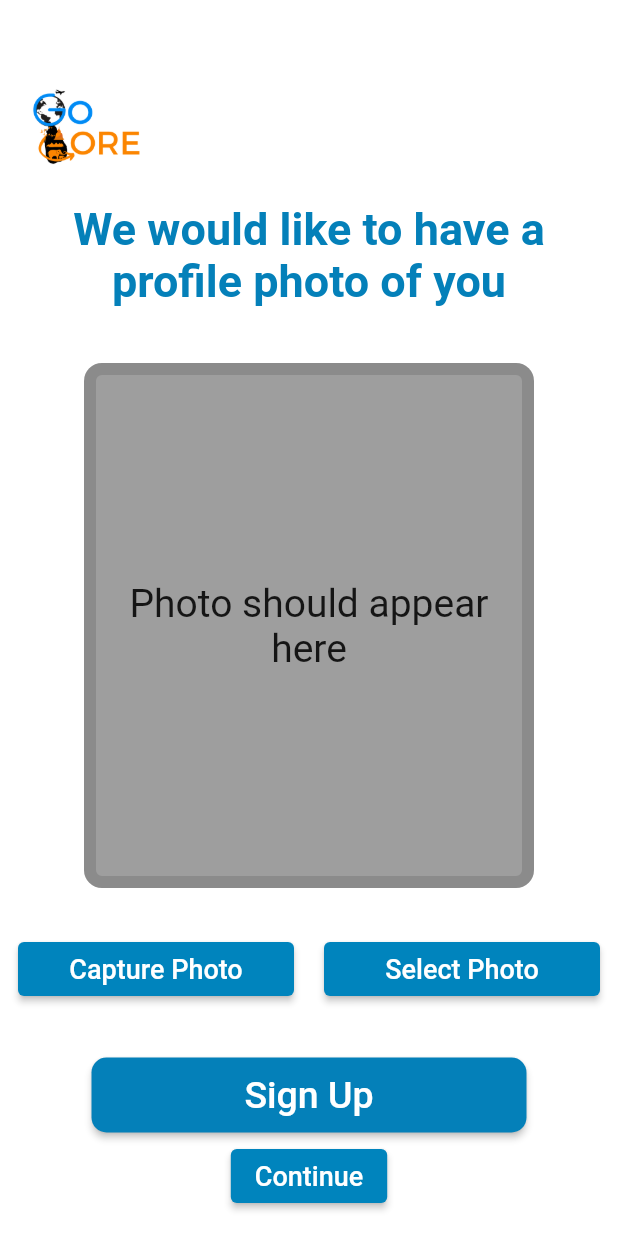
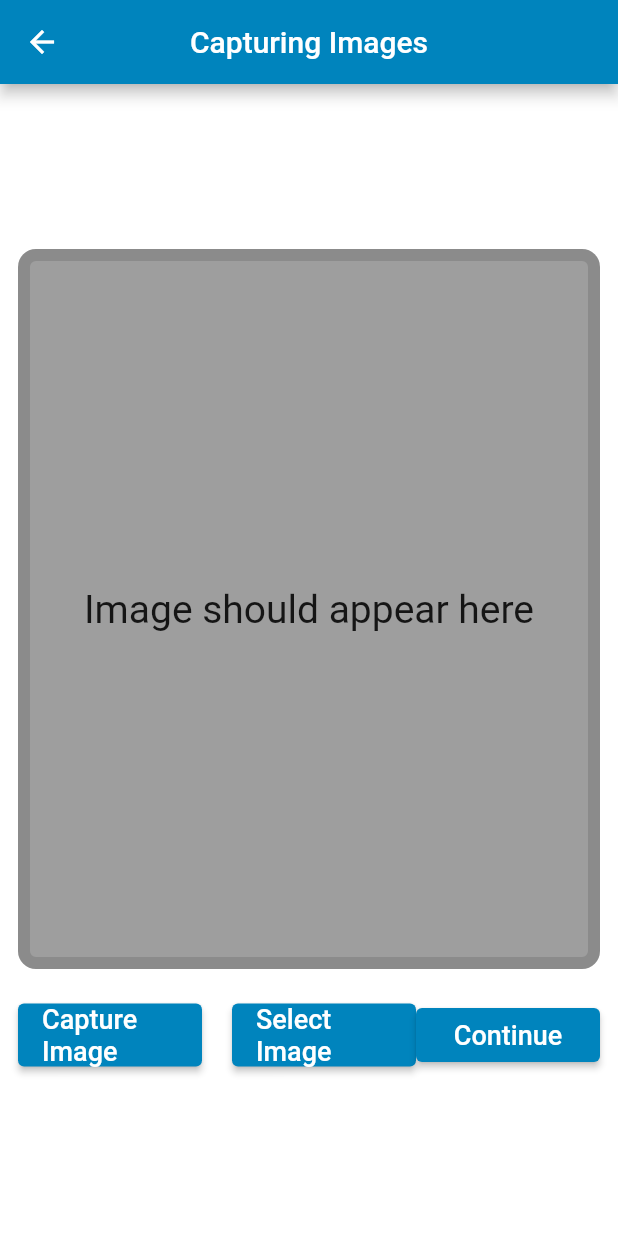
Before and after one commit to GoCoreUCSC/guide-frontend, a Flutter app: the Home screen opened directly with empty values, on a phone screen of 412 x 824 dp. Run offline on Flutter 3.47's test engine with Material 2 defaults, Android fonts, the phone set to English and light mode, and no system bars; our stand-ins replace camera, dio, flutter_svg, fluttertoast, google_fonts, image_picker and 2 more; missing offline and left inert: cloudinary_public, cunning_document_scanner, dart:ffi.

Commit message:
update camera.dart (#11)
* add changes

* add document-upload

* update camera.dart

```diff
--- a/lib/camera.dart
+++ b/lib/camera.dart
@@ -1,7 +1,6 @@
 import 'dart:io';
 import 'package:guide_frontend/document.dart';
 import 'package:guide_frontend/signin.dart';
-import 'package:guide_frontend/welcome_screen.dart';
 import 'package:path/path.dart';
 import 'package:http/http.dart' as http;
 import 'dart:convert';
@@ -38,46 +37,19 @@ class _HomeState extends State<Home> {
   @override
   Widget build(BuildContext context) {
     return Scaffold(
-      // appBar: AppBar(
-      //   title: const Text('Capturing Images'),
-      //   centerTitle: true,
-      // ),
-      body: Column(
-
-        children: [
-          const SizedBox(
-                        height: 35,
+      appBar: AppBar(
+        title: const Text('Capturing Images'),
+        centerTitle: true,
       ),
-                      Container(
-                      padding: EdgeInsets.only(right:300.0),
-                      child: Image.asset('images/withoutSlogan.png',
-                          height: 100, width: 150, ),
-                    ),
-
-                      Container(
-                        padding: EdgeInsets.only(left: 20, top: 0,right: 20, bottom: 0,),
-                        child: const Text(
-                          "We would like to have a profile photo of you",
-                          textAlign: TextAlign.center,
-                          style: TextStyle(
-                              fontWeight: FontWeight.bold,
-                              fontSize: 30,
-
-                              color: Color.fromARGB(255, 4, 128, 185)),
-                        ),
-                      ),
-                      const SizedBox(
-                        height: 25,
-                      ),
-          Padding(
+      body: Padding(
         padding: const EdgeInsets.all(12.0),
         child: Column(
           mainAxisAlignment: MainAxisAlignment.center,
           children: [
             if(imageFile != null)
               Container(
-                    width: 300,
-                    height: 350,
+                width: 640,
+                height: 480,
                 alignment: Alignment.center,
                 decoration: BoxDecoration(
                   color: Colors.grey,
@@ -91,96 +63,33 @@ class _HomeState extends State<Home> {
               )
             else
               Container(
-                    width: 300,
-                    height: 350,
+                width: 640,
+                height: 480,
                 alignment: Alignment.center,
                 decoration: BoxDecoration(
                   color: Colors.grey,
                   border: Border.all(width: 8, color: Colors.black12),
                   borderRadius: BorderRadius.circular(12.0),
                 ),
-                    child: const Text(
-                      'Photo should appear here',
-                      textAlign: TextAlign.center,
-                      style: TextStyle(fontSize: 26),),
+                child: const Text('Image should appear here', style: TextStyle(fontSize: 26),),
               ),
             const SizedBox(
-                  height: 30,
+              height: 20,
             ),
-                Column(
-                  children: [
             Row(
               children: [
                 Expanded(
                   child: ElevatedButton(
                       onPressed: ()=> getImage(source: ImageSource.camera),
-                              child: const Text('Capture Photo', style: TextStyle(fontSize: 18))
+                      child: const Text('Capture Image', style: TextStyle(fontSize: 18))
                   ),
                 ),
                 const SizedBox(width: 20,),
                 Expanded(
                   child: ElevatedButton(
                       onPressed: ()=> getImage(source: ImageSource.gallery),
-                              child: const Text('Select Photo', style: TextStyle(fontSize: 18))
+                      child: const Text('Select Image', style: TextStyle(fontSize: 18))
                   ),
-                        ),
-
-                      ],
-                    ),
-                    SizedBox(height: 30,),
-          Container(
-            margin: const EdgeInsets.all(5),
-              width: 290,
-              height: 50,
-            child: ElevatedButton(
-                            onPressed: ()
-                            async {
-                              {
-                                try {
-                                  //  print(imageFile!.path);
-                                CloudinaryResponse response = await cloudinary.uploadFile(
-                                        CloudinaryFile.fromFile(imageFile!.path, resourceType: CloudinaryResourceType.Image),
-                                );
-                                setState(() {
-                                      base64Image=response.secureUrl;
-                                      });
-
-                                        print(response.secureUrl);
-                                } on CloudinaryException catch (e) {
-                                      print(e.message);
-                                      print(e.request);
-                                }
-                            AuthService().addUser(name, email, password, nic, address, contact_no, base64Image);
-                            //        .then((val) {
-                            //            Fluttertoast.showToast(
-                            //             msg: val.data['msg'],
-                            //             toastLength: Toast.LENGTH_SHORT,
-                            //             gravity: ToastGravity.BOTTOM,
-                            //             timeInSecForIosWeb: 1,
-                            //             backgroundColor: Colors.green,
-                            //             textColor:Colors.white,
-                            //             fontSize:16.0
-                            // );
-                                      // },
-                                      Navigator.push(
-                                      context,
-                                      MaterialPageRoute(builder: (context) => Welcome()
-                                      ));
-                                    }
-                            },
-                            //child: const Text('Sign Up', style: TextStyle(fontSize: 18))
-                            child: Text("Sign Up", style: TextStyle(fontSize: 25),),
-                              style: TextButton.styleFrom(
-                                primary: Colors.white,  //Text Color
-
-                                backgroundColor: Color.fromARGB(255, 4, 128, 185),
-                                shape: RoundedRectangleBorder(
-                                borderRadius: BorderRadius.circular(10)),
-                              ),
-                        ),
-          ),
-
-                  ],
                 ),
                 Expanded(
                   child: ElevatedButton(
@@ -224,8 +133,8 @@ class _HomeState extends State<Home> {
                 )
               ],
             ),
+          ],
         ),
-        ],
       ),
     );
   }
```
Lines whose indentation alone changed are shown as unchanged.
